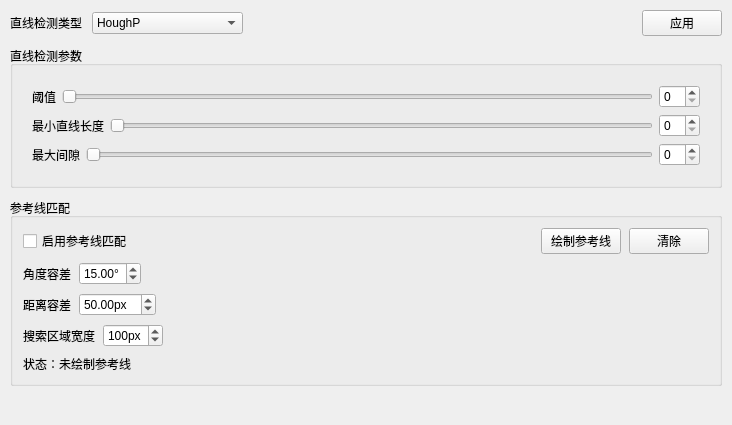
Above: ui/tabs/line_tab.ui from xiaoyuan1021/MyTool before the change. Below: the same form after it.
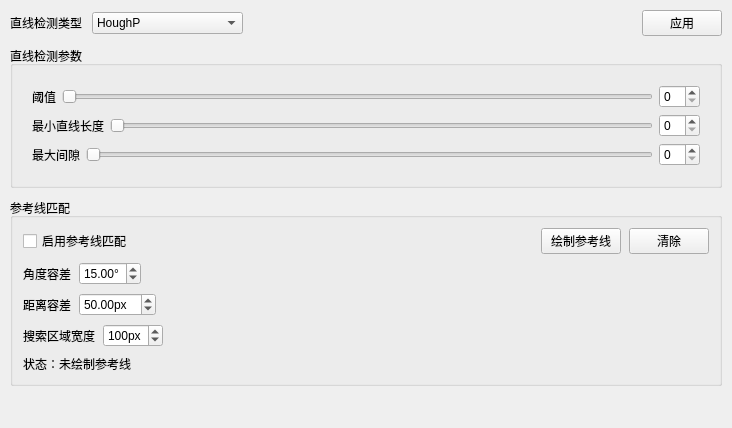
That is the form after the change.

What changed in the file:
```diff
--- a/ui/tabs/line_tab.ui
+++ b/ui/tabs/line_tab.ui
@@ -7,7 +7,7 @@
     <x>0</x>
     <y>0</y>
     <width>732</width>
-    <height>425</height>
+    <height>428</height>
    </rect>
   </property>
   <property name="windowTitle">
```
Left out of the diff: 2 changed lines with no effect on the pictures.
